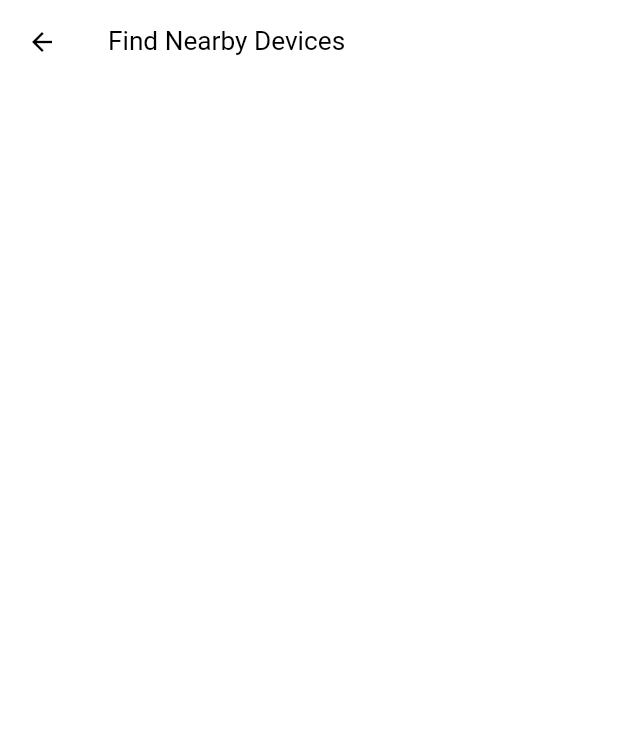
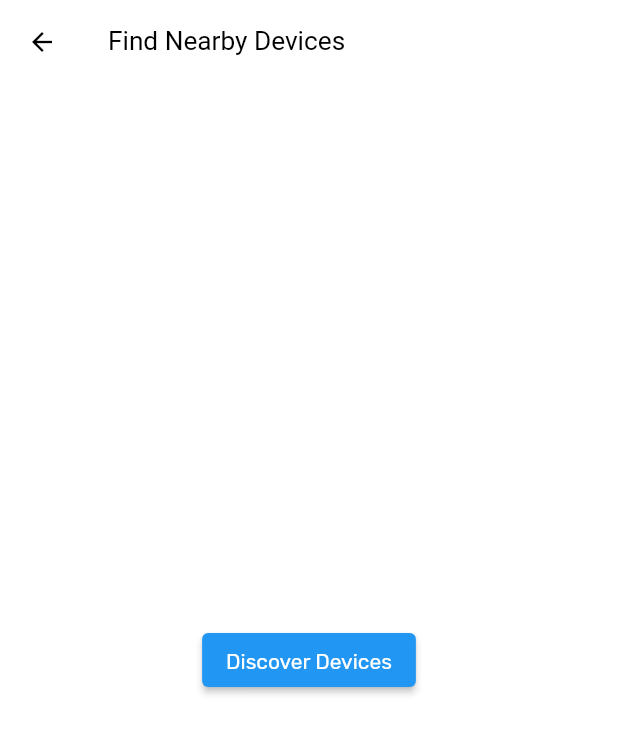
Before and after one commit to TheCodeDaniel/flu-share, a Flutter app: the DeviceScanView screen opened by its route, on a phone screen of 412 x 824 dp. Shown: the top 734 px of the screen. Run offline on Flutter 3.47's test engine with Material 3 defaults, Android fonts, the phone set to English and light mode, and no system bars; our stand-ins replace dio, equatable, flutter_bloc, iconsax, permission_handler; missing offline and left inert: network_info_plus, ping_discover_network_forked.

Commit message:
chore: add global debug message function, update permissions, and refactor file transfer state management

```diff
--- a/lib/src/config/bloc_manager.dart
+++ b/lib/src/config/bloc_manager.dart
@@ -1,4 +1,3 @@
-import 'package:flushare/src/features/file_transfer/data/network_service.dart';
 import 'package:flushare/src/features/file_transfer/presentation/pages/bloc/file_transfer_bloc.dart';
 import 'package:flutter_bloc/flutter_bloc.dart';
 import 'package:provider/single_child_widget.dart';
@@ -6,7 +5,7 @@ import 'package:provider/single_child_widget.dart';
 class BlocManager {
   static List<SingleChildWidget> blocProviders = [
     BlocProvider(
-      create: (context) => FileTransferBloc(NetworkService()),
+      create: (context) => FileTransferBloc(),
     )
   ];
 }
--- /dev/null
+++ b/lib/src/config/global.dart
@@ -0,0 +1,5 @@
+import 'package:flutter/foundation.dart';
+
+printMessage(Object? object) {
+  if (kDebugMode) print(object);
+}
--- a/lib/src/core/constants/strings.dart
+++ b/lib/src/core/constants/strings.dart
@@ -8,4 +8,6 @@ class Strings {
   static String settings = "Settings";
   static String storageLocation = "Storage location";
   static String sendAFeedback = "Send a feedback";
+
+  static String noDevicesFound = "No Devices Found";
 }
--- a/lib/src/features/file_transfer/presentation/pages/bloc/file_transfer_event.dart
+++ b/lib/src/features/file_transfer/presentation/pages/bloc/file_transfer_event.dart
@@ -1,12 +1,10 @@
-import '../../../domain/entities/device.dart';
+import 'package:equatable/equatable.dart';
 
-abstract class FileTransferEvent {}
+abstract class FileTransferEvent extends Equatable {
+  const FileTransferEvent();
 
-class ScanDevicesEvent extends FileTransferEvent {}
+  @override
+  List<Object?> get props => [];
+}
 
-class SendFileEvent extends FileTransferEvent {
-  final Device device;
-  final String filePath;
-
-  SendFileEvent(this.device, this.filePath);
-}
+class DiscoverDevices extends FileTransferEvent {}
--- a/lib/src/features/file_transfer/presentation/pages/bloc/file_transfer_state.dart
+++ b/lib/src/features/file_transfer/presentation/pages/bloc/file_transfer_state.dart
@@ -1,21 +1,30 @@
-import '../../../domain/entities/device.dart';
+import 'package:equatable/equatable.dart';
 
-class FileTransferState {
-  final List<Device> devices;
-  final String? errorMessage;
+abstract class FileTransferState extends Equatable {
+  const FileTransferState();
 
-  FileTransferState({
-    this.devices = const [],
-    this.errorMessage,
-  });
+  @override
+  List<Object?> get props => [];
+}
 
-  FileTransferState copyWith({
-    List<Device>? devices,
-    String? errorMessage,
-  }) {
-    return FileTransferState(
-      devices: devices ?? this.devices,
-      errorMessage: errorMessage,
-    );
-  }
+class FileTransferInitial extends FileTransferState {}
+
+class DeviceDiscoveryLoading extends FileTransferState {}
+
+class DeviceDiscoverySuccess extends FileTransferState {
+  final List<String> devices;
+
+  const DeviceDiscoverySuccess(this.devices);
+
+  @override
+  List<Object?> get props => [devices];
 }
+
+class DeviceDiscoveryFailure extends FileTransferState {
+  final String error;
+
+  const DeviceDiscoveryFailure(this.error);
+
+  @override
+  List<Object?> get props => [error];
+}
--- a/lib/src/features/file_transfer/presentation/pages/device_scan_view.dart
+++ b/lib/src/features/file_transfer/presentation/pages/device_scan_view.dart
@@ -1,3 +1,5 @@
+import 'package:flushare/src/core/constants/strings.dart';
+import 'package:flushare/src/features/file_transfer/presentation/pages/bloc/file_transfer_event.dart';
 import 'package:flutter/material.dart';
 import 'package:flutter_bloc/flutter_bloc.dart';
 
@@ -18,24 +20,41 @@ class _DeviceScanViewState extends State<DeviceScanView> {
       appBar: AppBar(
         title: Text("Find Nearby Devices"),
       ),
-      body: BlocBuilder<FileTransferBloc, FileTransferState>(
+      body: BlocConsumer<FileTransferBloc, FileTransferState>(
+        listener: (context, state) {
+          if (state is DeviceDiscoveryFailure) {
+            ScaffoldMessenger.of(context).showSnackBar(
+              SnackBar(content: Text(state.error)),
+            );
+          }
+        },
         builder: (context, state) {
-          if (state.errorMessage != null) {
-            return Center(child: Text(state.errorMessage!));
+          if (state is DeviceDiscoveryLoading) {
+            return Center(child: CircularProgressIndicator());
+          } else if (state is DeviceDiscoverySuccess) {
+            if (state.devices.isEmpty) {
+              Center(
+                child: Text(Strings.noDevicesFound),
+              );
             }
-
             return ListView.builder(
               itemCount: state.devices.length,
               itemBuilder: (context, index) {
-              final device = state.devices[index];
                 return ListTile(
-                title: Text(device.name),
-                subtitle: Text(device.ipAddress),
-                onTap: () {
-                  // Add sending logic here
+                  title: Text(state.devices[index]),
+                );
               },
             );
+          } else if (state is DeviceDiscoveryFailure) {
+            return Center(child: Text("Error: ${state.error}"));
+          }
+          return Center(
+            child: ElevatedButton(
+              onPressed: () {
+                context.read<FileTransferBloc>().add(DiscoverDevices());
               },
+              child: Text("Discover Devices"),
+            ),
           );
         },
       ),
--- a/pubspec.yaml
+++ b/pubspec.yaml
@@ -39,6 +39,7 @@ dependencies:
 
   # general/ utilities
   flutter_lints: ^5.0.0
+  equatable: ^2.0.7
 
 dev_dependencies:
   flutter_launcher_icons: "^0.14.1"
```
Also changed, not shown: lib/src/features/file_transfer/presentation/pages/bloc/file_transfer_bloc.dart (+104 -19 lines), pubspec.lock, 5 other files. Lines whose indentation alone changed are shown as unchanged.
